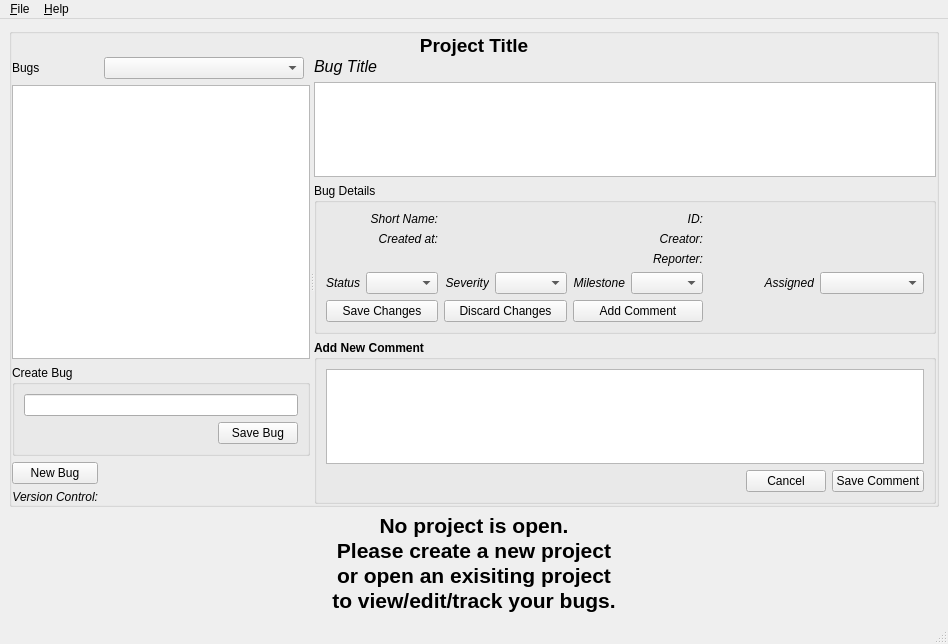
Above: qtbe/resources/mainwindow.ui from nsmgr8/qtbe before the change. Below: the same form after it.
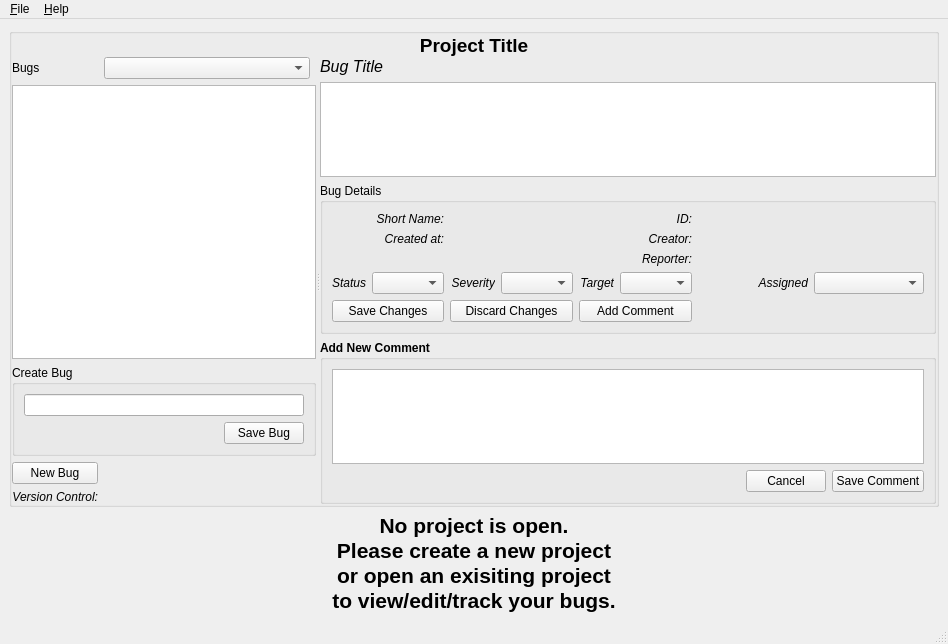
That is the form after the change.

```diff
--- a/qtbe/resources/mainwindow.ui
+++ b/qtbe/resources/mainwindow.ui
@@ -310,7 +310,7 @@
                    </font>
                   </property>
                   <property name="text">
-                   <string>Milestone</string>
+                   <string>Target</string>
                   </property>
                   <property name="alignment">
                    <set>Qt::AlignRight|Qt::AlignTrailing|Qt::AlignVCenter</set>
```
Left out of the diff: 4 changed lines with no effect on the pictures.
